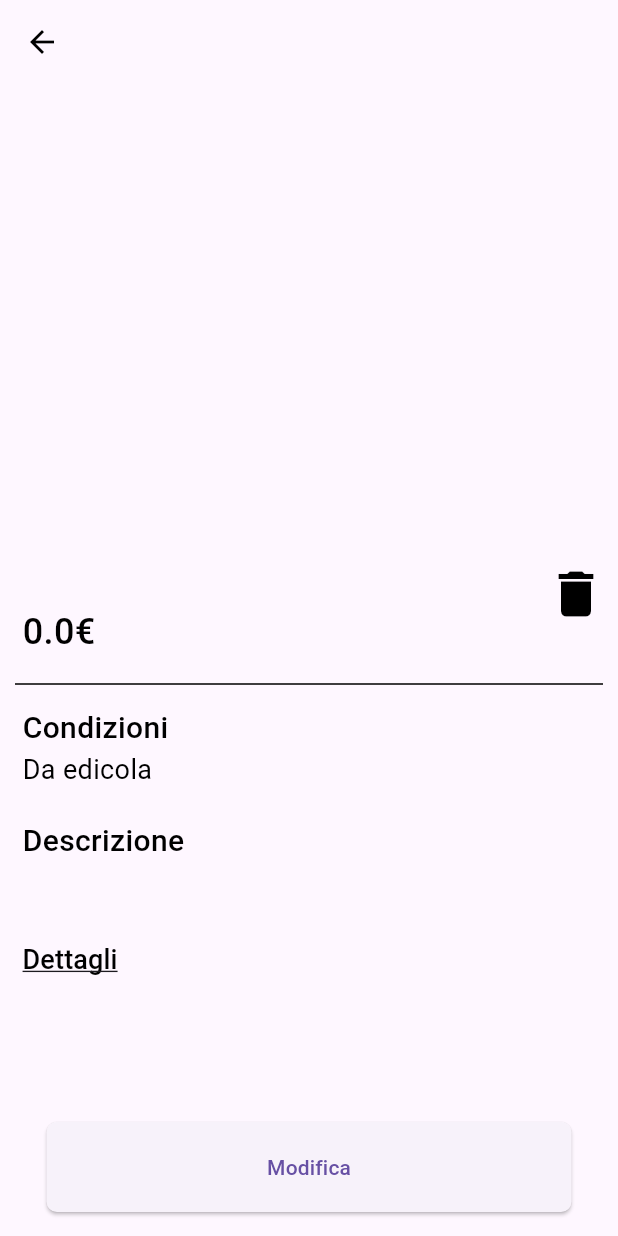
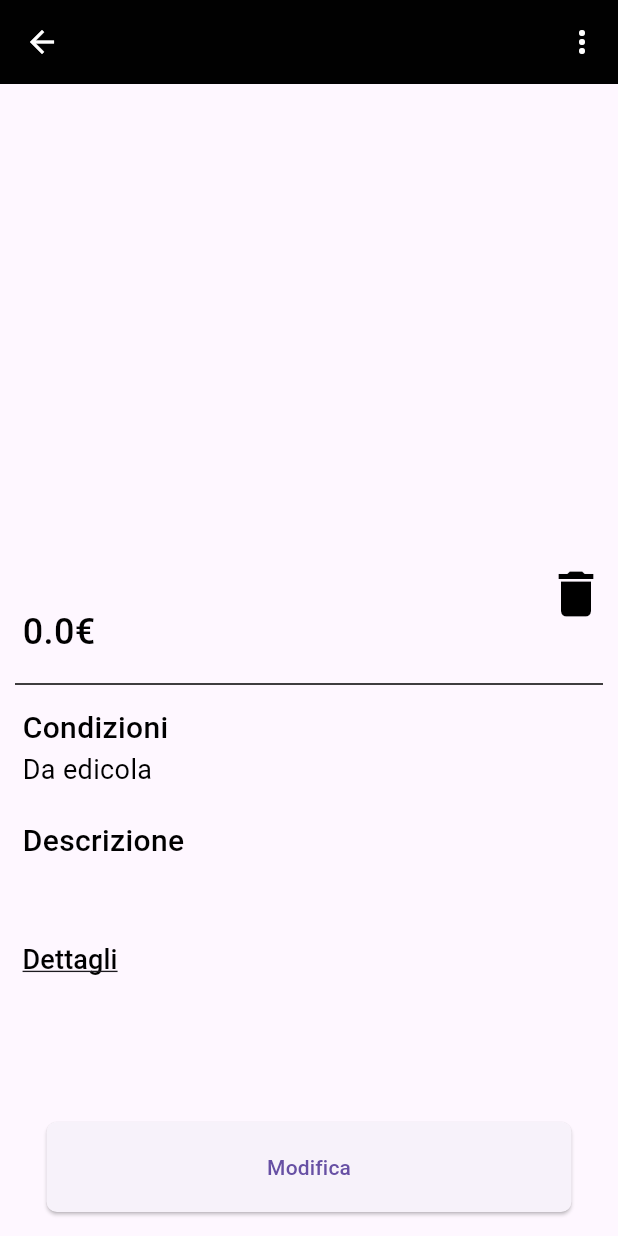
Before and after one commit to LorenzoMastrini/ComicSans, a Flutter app: the ProductDetailsModifyScreen screen opened directly with empty values, scrolled down 199 dp, on a phone screen of 412 x 824 dp. Run offline on Flutter 3.47's test engine with Material 3 defaults, Android fonts, the phone set to English and light mode, and no system bars; drawn by our look-alikes of carousel_slider; our stand-ins replace font_awesome_flutter, google_fonts, image_picker, sliding_up_panel; accounts and stored records are empty.

Commit message:
fix
done various fixes around the app

```diff
--- a/lib/SampleData.dart
+++ b/lib/SampleData.dart
@@ -177,7 +177,7 @@ class SampleData{
   }
 
   static List<Comic> allComics = [SampleData.comic1, SampleData.comic2, SampleData.comic3, SampleData.comic4];
-  static List<User> allUsers = [user1, user2,];
+  static List<User> allUsers = [user1, user2];
 
 
   // Simulated chat 1
--- a/lib/components/ComicSansAppBar.dart
+++ b/lib/components/ComicSansAppBar.dart
@@ -74,6 +74,7 @@ class ComicSansAppBar extends StatelessWidget implements PreferredSizeWidget {
     else if (actionType == AppBarActionType.overflowMenu) {
       actionsList.add(
         PopupMenuButton(
+          icon: Icon(Icons.more_vert, color: iconColor),
           itemBuilder: (context) {
             return [
               PopupMenuItem(
--- a/lib/screens/ChangeCreditCardScreen.dart
+++ b/lib/screens/ChangeCreditCardScreen.dart
@@ -69,7 +69,7 @@ class _ChangeCreditCardScreenState extends State<ChangeCreditCardScreen> {
           cvv: int.parse(_cvvController.text),
         );
 
-        userProviderRead.loggedInUser!.card = newCard;
+        userProviderRead.updateCard(newCard);
         Navigator.pop(context, true);
       }
     }
--- a/lib/screens/ChangeShippingAddressScreen.dart
+++ b/lib/screens/ChangeShippingAddressScreen.dart
@@ -73,7 +73,7 @@ class _ChangeShippingAddressScreenState extends State<ChangeShippingAddressScree
           cap: int.parse(_capController.text),
       );
 
-      userProviderRead.loggedInUser!.address = newAddress;
+      userProviderRead.updateAddress(newAddress);
       Navigator.pop(context, true);
     }
 
--- a/lib/screens/ProductDetailsModify.dart
+++ b/lib/screens/ProductDetailsModify.dart
@@ -209,33 +209,23 @@ class _ProductDetailsModifyScreenState extends State<ProductDetailsModifyScreen>
     double opacity = (_scrollController.hasClients ? _scrollController.offset / 200 : 0.0).clamp(0.0, 1.0);
 
     return Scaffold(
-      body: CustomScrollView(
+      body: Stack(
+        children: [
+          // Scrollable content
+          CustomScrollView(
             controller: _scrollController,
             slivers: [
-          SliverAppBar(
-            pinned: true,
-            expandedHeight: 550,
-            elevation: 0,
-            backgroundColor: Colors.transparent,
-            automaticallyImplyLeading: false,
-            flexibleSpace: LayoutBuilder(
-              builder: (context, constraints) {
-                double appBarHeight = constraints.biggest.height;
-                double opacity = 0.0;
-
-                if (appBarHeight <= kToolbarHeight + 50) {
-                  opacity = 1.0;
-                }
-
-                return Stack(
-                  children: <Widget>[
-                    GestureDetector(
-                      onTap: (){
+              // Images carousel
+              SliverToBoxAdapter(
+                child: GestureDetector(
+                  onTap: () {
                     Navigator.push(context, MaterialPageRoute(
-                          builder: (context) => ImagesDisplay(comicImages: widget.comic.otherImagesPath)
+                      builder: (context) => ImagesDisplay(comicImages: widget.comic.otherImagesPath),
                     ));
                   },
-                      child: CarouselSlider(
+                  child: Stack(
+                    children: [
+                      CarouselSlider(
                         carouselController: controller,
                         options: CarouselOptions(
                           height: 550,
@@ -245,7 +235,7 @@ class _ProductDetailsModifyScreenState extends State<ProductDetailsModifyScreen>
                             setState(() {
                               current = index;
                             });
-                          }
+                          },
                         ),
                         items: widget.comic.otherImagesPath.map((item) => SizedBox(
                           width: double.infinity,
@@ -255,10 +245,9 @@ class _ProductDetailsModifyScreenState extends State<ProductDetailsModifyScreen>
                             fit: BoxFit.contain,
                             width: double.infinity,
                             height: double.infinity,
-                            alignment: Alignment.center
+                            alignment: Alignment.center,
                           ),
                         )).toList(),
-                      ),
                       ),
                       Positioned(
                         bottom: 0,
@@ -283,28 +272,12 @@ class _ProductDetailsModifyScreenState extends State<ProductDetailsModifyScreen>
                           }).toList(),
                         ),
                       ),
-                    IgnorePointer(
-                      ignoring: true,
-                      child: Container(
-                        color: Colors.white.withOpacity(opacity),
+                    ],
                   ),
-                    ),
-                    Positioned(
-                      top: MediaQuery.of(context).padding.top,
-                      left: 0,
-                      right: 0,
-                      child: ComicSansAppBar(
-                        showBackButton: true,
-                        backgroundColor: Colors.white.withOpacity(opacity),
-                        iconColor: iconColor,
-                      ),
-                    ),
-                  ]
-                );
-              },
                 ),
               ),
 
+              // Contenuto sotto
               SliverToBoxAdapter(
                 child: Padding(
                   padding: const EdgeInsets.only(bottom: 80),
@@ -313,6 +286,28 @@ class _ProductDetailsModifyScreenState extends State<ProductDetailsModifyScreen>
               ),
             ],
           ),
+
+          // AppBar fissa sopra tutto
+          Positioned(
+            top: MediaQuery.of(context).padding.top,
+            left: 0,
+            right: 0,
+            child: ComicSansAppBar(
+              showBackButton: true,
+              backgroundColor: Color.lerp(
+                Colors.transparent,
+                Colors.black,
+                (_scrollController.hasClients
+                    ? (_scrollController.offset / 200).clamp(0.0, 1.0)
+                    : 0.0),
+              ) ?? Colors.transparent,
+              iconColor: Colors.white,
+              actionType: AppBarActionType.overflowMenu,
+            ),
+          ),
+        ],
+      ),
+
       floatingActionButtonLocation: FloatingActionButtonLocation.centerFloat,
       floatingActionButton: SizedBox (
         width: 350,
--- a/lib/screens/SearchResults.dart
+++ b/lib/screens/SearchResults.dart
@@ -6,6 +6,7 @@ import 'package:comicsans/components/ComicCard.dart';
 import 'package:comicsans/comic.dart';
 import 'package:provider/provider.dart';
 
+import '../Components/ComicSansAppBar.dart';
 import '../components/ComicSansBottomBar.dart';
 import '../components/ComicSansCheckbox.dart';
 import '../components/ComicSansRadioButtons.dart';
@@ -71,8 +72,7 @@ class SearchResults extends StatelessWidget {
       );
     }
     return Scaffold(
-      /*bottomNavigationBar: ComicSansBottomBar(
-      ),*/
+      appBar: ComicSansAppBar(showBackButton: true, title: "Risultati"),
       drawer: Drawer(
         child: Padding(
           padding: const EdgeInsets.all(10),
```
Also changed, not shown: lib/components/ComicSansSearchBar.dart (+15 -3 lines), lib/components/ComicSansSearchBarFavourite.dart (+4 -120 lines), lib/components/FavouriteGrid.dart (+4 -4 lines), lib/providers/user_provider.dart (+9 -0 lines), lib/screens/ComicSansFavorite.dart (+25 -5 lines), lib/screens/ProductDetail.dart (+9 -7 lines), lib/screens/VendorScreen.dart (+5 -6 lines), lib/screens/FiltersFavouriteScreen.dart (renamed from lib/screens/FitlersFavouriteScreen.dart). Lines whose indentation alone changed are shown as unchanged.
